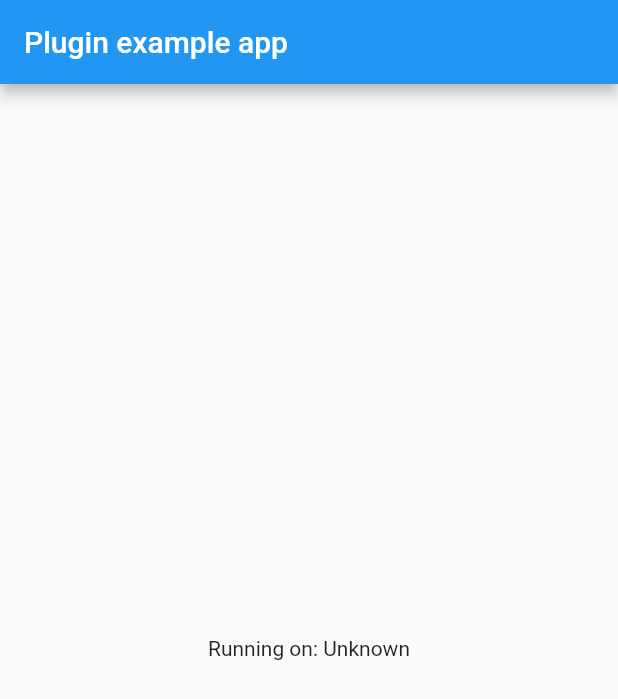
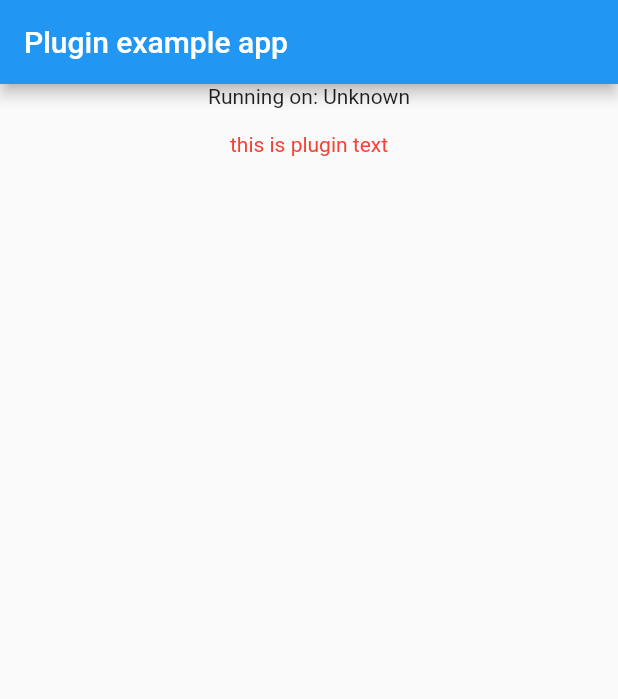
Before and after one commit to xiaweizi/flutter_weather_bg, a Flutter app: the screen it shows after launch, on a phone screen of 412 x 824 dp. Shown: the top 699 px of the screen. Run offline on Flutter 3.47's test engine with Material 2 defaults, Android fonts, the light colour scheme and no system bars.

Commit message:
[test] 添加测试代码
Signed-off-by: xiaweizi <1012126908@qq.com>

```diff
--- a/example/lib/main.dart
+++ b/example/lib/main.dart
@@ -3,6 +3,7 @@ import 'dart:async';
 
 import 'package:flutter/services.dart';
 import 'package:flutter_weather_bg/flutter_weather_bg.dart';
+import 'package:flutter_weather_bg/test.dart';
 
 void main() {
   runApp(MyApp());
@@ -50,7 +51,10 @@ class _MyAppState extends State<MyApp> {
           title: const Text('Plugin example app'),
         ),
         body: Center(
-          child: Text('Running on: $_platformVersion\n'),
+          child: Column(
+            children: [Text('Running on: $_platformVersion\n'),
+              MyTestWidget()],
+          ),
         ),
       ),
     );
--- /dev/null
+++ b/lib/test.dart
@@ -0,0 +1,15 @@
+import 'package:flutter/material.dart';
+
+class MyTestWidget extends StatefulWidget {
+  @override
+  _MyTestWidgetState createState() => _MyTestWidgetState();
+}
+
+class _MyTestWidgetState extends State<MyTestWidget> {
+  @override
+  Widget build(BuildContext context) {
+    return Container(
+      child: Text("this is plugin text", style: TextStyle(color: Colors.red),),
+    );
+  }
+}
```
Also changed, not shown: 1 other file.
